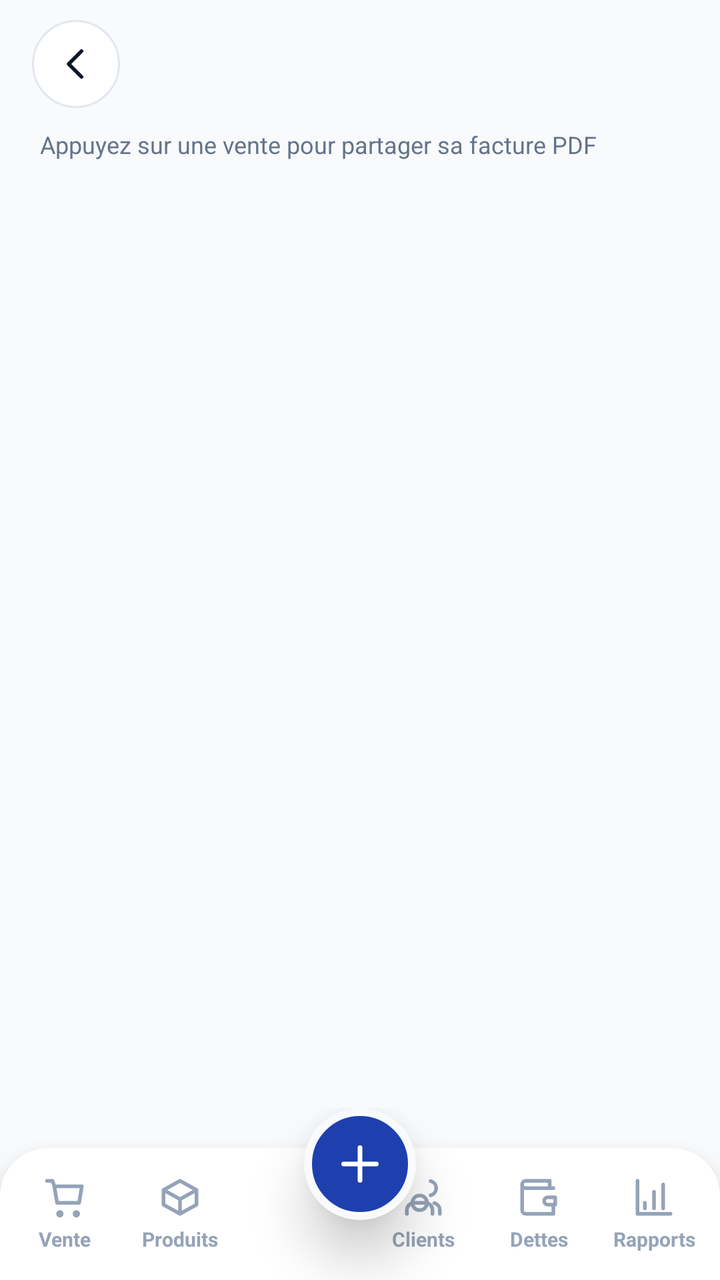
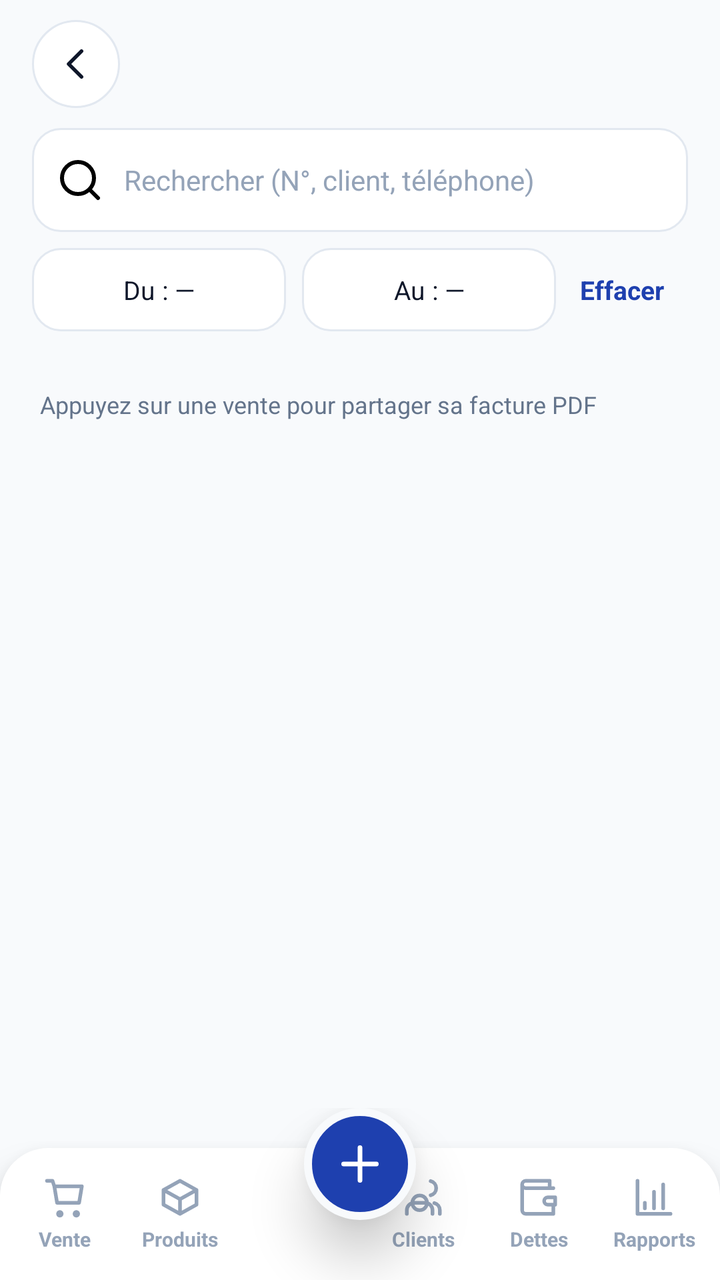

Two renders of the same Android screen: before a commit and after it. Below are the layout's source before the change and the commit's diff.
<!-- AndroidManifest.xml: application theme Theme.AfriComptaPlus -->
<!-- res/layout/activity_sale_history.xml -->
<?xml version="1.0" encoding="utf-8"?>
<LinearLayout xmlns:android="http://schemas.android.com/apk/res/android"
    android:layout_width="match_parent" android:layout_height="match_parent"
    android:orientation="vertical" android:background="@color/surface">

    <include layout="@layout/view_topbar"/>

    <TextView android:layout_width="wrap_content" android:layout_height="wrap_content"
        android:layout_marginStart="20dp" android:layout_marginBottom="8dp"
        android:text="Appuyez sur une vente pour partager sa facture PDF"
        android:textColor="@color/text_secondary" android:textSize="12sp"/>

    <FrameLayout android:layout_width="match_parent" android:layout_height="0dp" android:layout_weight="1">
        <androidx.recyclerview.widget.RecyclerView android:id="@+id/rvSaleHistory"
            android:layout_width="match_parent" android:layout_height="match_parent"
            android:clipToPadding="false" android:paddingStart="16dp" android:paddingEnd="16dp"
            android:paddingBottom="12dp" android:overScrollMode="never"/>
        <TextView android:id="@+id/tvEmpty"
            android:layout_width="wrap_content" android:layout_height="wrap_content"
            android:layout_gravity="center" android:text="Aucune vente pour le moment."
            android:textColor="@color/text_secondary" android:textSize="14sp" android:visibility="gone"/>
    </FrameLayout>

    <include layout="@layout/view_bottom_nav"/>
</LinearLayout>
<!-- res/layout/view_topbar.xml (included above) -->
<?xml version="1.0" encoding="utf-8"?>
<LinearLayout xmlns:android="http://schemas.android.com/apk/res/android"
    android:id="@+id/topBar"
    android:layout_width="match_parent" android:layout_height="64dp"
    android:orientation="horizontal" android:gravity="center_vertical"
    android:paddingStart="16dp" android:paddingEnd="16dp"
    android:background="@color/surface">

    <ImageView android:id="@+id/btnBack"
        android:layout_width="44dp" android:layout_height="44dp"
        android:background="@drawable/bg_circle_btn" android:padding="11dp"
        android:src="@drawable/ic_back" android:tint="@color/text_primary"
        android:contentDescription="Retour" android:clickable="true" android:focusable="true"/>

    <TextView android:id="@+id/tvScreenTitle"
        android:layout_width="0dp" android:layout_height="wrap_content"
        android:layout_weight="1" android:layout_marginStart="14dp"
        android:text="" android:textColor="@color/text_primary"
        android:textSize="22sp" android:textStyle="bold" android:singleLine="true"/>

    <LinearLayout android:id="@+id/btnTopAction"
        android:layout_width="wrap_content" android:layout_height="42dp"
        android:orientation="horizontal" android:gravity="center"
        android:paddingStart="16dp" android:paddingEnd="18dp"
        android:background="@drawable/bg_btn_primary" android:visibility="gone"
        android:clickable="true" android:focusable="true">
        <ImageView android:id="@+id/ivTopAction" android:layout_width="16dp" android:layout_height="16dp"
            android:src="@drawable/ic_plus" android:tint="@color/white"/>
        <TextView android:id="@+id/tvTopAction"
            android:layout_width="wrap_content" android:layout_height="wrap_content"
            android:layout_marginStart="6dp" android:text="Ajouter"
            android:textColor="@color/white" android:textSize="13sp" android:textStyle="bold"/>
    </LinearLayout>
</LinearLayout>
<!-- res/layout/view_bottom_nav.xml (included above) -->
<?xml version="1.0" encoding="utf-8"?>
<FrameLayout xmlns:android="http://schemas.android.com/apk/res/android"
    android:id="@+id/bottomNav"
    android:layout_width="match_parent" android:layout_height="86dp">

    <LinearLayout android:layout_width="match_parent" android:layout_height="66dp"
        android:layout_gravity="bottom" android:orientation="horizontal"
        android:background="@drawable/bg_sticky_bottom" android:elevation="12dp"
        android:paddingStart="4dp" android:paddingEnd="4dp">
        <LinearLayout android:id="@+id/navSale" android:layout_width="0dp" android:layout_height="match_parent"
            android:layout_weight="1" android:layout_margin="6dp" android:gravity="center" android:orientation="vertical"
            android:background="?attr/selectableItemBackgroundBorderless" android:clickable="true" android:focusable="true">
            <ImageView android:id="@+id/navSaleIcon" android:layout_width="22dp" android:layout_height="22dp"
                android:src="@drawable/ic_cart" android:tint="@color/nav_item"/>
            <TextView android:id="@+id/navSaleLabel" android:layout_width="wrap_content" android:layout_height="wrap_content"
                android:layout_marginTop="3dp" android:text="Vente" android:textSize="10sp" android:textStyle="bold"
                android:textColor="@color/nav_item"/>
        </LinearLayout>
        <LinearLayout android:id="@+id/navProducts" android:layout_width="0dp" android:layout_height="match_parent"
            android:layout_weight="1" android:layout_margin="6dp" android:gravity="center" android:orientation="vertical"
            android:background="?attr/selectableItemBackgroundBorderless" android:clickable="true" android:focusable="true">
            <ImageView android:id="@+id/navProductsIcon" android:layout_width="22dp" android:layout_height="22dp"
                android:src="@drawable/ic_box" android:tint="@color/nav_item"/>
            <TextView android:id="@+id/navProductsLabel" android:layout_width="wrap_content" android:layout_height="wrap_content"
                android:layout_marginTop="3dp" android:text="Produits" android:textSize="10sp" android:textStyle="bold"
                android:textColor="@color/nav_item"/>
        </LinearLayout>
        <View android:layout_width="64dp" android:layout_height="match_parent"/>
        <LinearLayout android:id="@+id/navClients" android:layout_width="0dp" android:layout_height="match_parent"
            android:layout_weight="1" android:layout_margin="6dp" android:gravity="center" android:orientation="vertical"
            android:background="?attr/selectableItemBackgroundBorderless" android:clickable="true" android:focusable="true">
            <ImageView android:id="@+id/navClientsIcon" android:layout_width="22dp" android:layout_height="22dp"
                android:src="@drawable/ic_users" android:tint="@color/nav_item"/>
            <TextView android:id="@+id/navClientsLabel" android:layout_width="wrap_content" android:layout_height="wrap_content"
                android:layout_marginTop="3dp" android:text="Clients" android:textSize="10sp" android:textStyle="bold"
                android:textColor="@color/nav_item"/>
        </LinearLayout>
        <LinearLayout android:id="@+id/navDebts" android:layout_width="0dp" android:layout_height="match_parent"
            android:layout_weight="1" android:layout_margin="6dp" android:gravity="center" android:orientation="vertical"
            android:background="?attr/selectableItemBackgroundBorderless" android:clickable="true" android:focusable="true">
            <ImageView android:id="@+id/navDebtsIcon" android:layout_width="22dp" android:layout_height="22dp"
                android:src="@drawable/ic_wallet" android:tint="@color/nav_item"/>
            <TextView android:id="@+id/navDebtsLabel" android:layout_width="wrap_content" android:layout_height="wrap_content"
                android:layout_marginTop="3dp" android:text="Dettes" android:textSize="10sp" android:textStyle="bold"
                android:textColor="@color/nav_item"/>
        </LinearLayout>
        <LinearLayout android:id="@+id/navReports" android:layout_width="0dp" android:layout_height="match_parent"
            android:layout_weight="1" android:layout_margin="6dp" android:gravity="center" android:orientation="vertical"
            android:background="?attr/selectableItemBackgroundBorderless" android:clickable="true" android:focusable="true">
            <ImageView android:id="@+id/navReportsIcon" android:layout_width="22dp" android:layout_height="22dp"
                android:src="@drawable/ic_chart" android:tint="@color/nav_item"/>
            <TextView android:id="@+id/navReportsLabel" android:layout_width="wrap_content" android:layout_height="wrap_content"
                android:layout_marginTop="3dp" android:text="Rapports" android:textSize="10sp" android:textStyle="bold"
                android:textColor="@color/nav_item"/>
        </LinearLayout>
    </LinearLayout>

    <ImageButton android:id="@+id/navFab" android:layout_width="56dp" android:layout_height="56dp"
        android:layout_gravity="top|center_horizontal" android:elevation="16dp"
        android:background="@drawable/bg_fab" android:src="@drawable/ic_plus" android:tint="@color/white"
        android:contentDescription="Actions rapides" android:padding="14dp" android:scaleType="fitCenter"/>
</FrameLayout>
<!-- resources referenced by this layout -->
<resources>
  <color name="surface">#F8FAFC</color>
  <color name="text_primary">#0F172A</color>
  <color name="text_secondary">#64748B</color>
  <color name="white">#FFFFFF</color>
  <!-- drawable bg_btn_primary (drawable) -->
  <?xml version="1.0" encoding="utf-8"?>
  <ripple xmlns:android="http://schemas.android.com/apk/res/android" android:color="#33FFFFFF">
      <item><shape android:shape="rectangle"><solid android:color="@color/primary"/><corners android:radius="28dp"/></shape></item>
  </ripple>
  <!-- drawable bg_circle_btn (drawable) -->
  <?xml version="1.0" encoding="utf-8"?>
  <shape xmlns:android="http://schemas.android.com/apk/res/android" android:shape="oval">
      <solid android:color="@color/white"/>
      <stroke android:width="1dp" android:color="@color/border"/>
  </shape>
  <!-- drawable bg_fab (drawable) -->
  <?xml version="1.0" encoding="utf-8"?>
  <shape xmlns:android="http://schemas.android.com/apk/res/android" android:shape="oval">
      <solid android:color="@color/primary"/>
      <stroke android:width="4dp" android:color="@color/surface"/>
  </shape>
  <!-- drawable bg_sticky_bottom (drawable) -->
  <?xml version="1.0" encoding="utf-8"?>
  <shape xmlns:android="http://schemas.android.com/apk/res/android" android:shape="rectangle">
      <solid android:color="@color/white"/>
      <corners android:topLeftRadius="24dp" android:topRightRadius="24dp"/>
  </shape>
  <!-- drawable ic_back (drawable) -->
  <?xml version="1.0" encoding="utf-8"?>
  <vector xmlns:android="http://schemas.android.com/apk/res/android"
      android:width="24dp" android:height="24dp" android:viewportWidth="24" android:viewportHeight="24">
      <path android:pathData="M15,5L8,12L15,19" android:strokeColor="#FF000000" android:strokeWidth="2"
          android:strokeLineCap="round" android:strokeLineJoin="round" android:fillColor="#00000000"/>
  </vector>
  <color name="primary">#1E40AF</color>
  <color name="border">#E2E8F0</color>
  <color name="primary_dark">#1E3A8A</color>
  <color name="accent">#F97316</color>
  <style name="AppEditText" parent="Widget.AppCompat.EditText">
          <item name="android:background">@drawable/bg_input</item>
          <item name="android:textSize">14sp</item>
          <item name="android:textColor">@color/text_primary</item>
          <item name="android:textColorHint">@color/text_hint</item>
          <item name="android:minHeight">52dp</item>
      </style>
  <style name="AppDialog" parent="Theme.MaterialComponents.Light.Dialog.Alert">
          <item name="colorPrimary">@color/primary</item>
          <item name="colorAccent">@color/primary</item>
          <item name="android:textColorPrimary">@color/text_primary</item>
      </style>
  <!-- drawable bg_input (drawable) -->
  <?xml version="1.0" encoding="utf-8"?>
  <shape xmlns:android="http://schemas.android.com/apk/res/android" android:shape="rectangle">
      <solid android:color="@color/white"/>
      <stroke android:width="1dp" android:color="@color/border"/>
      <corners android:radius="14dp"/>
      <padding android:left="14dp" android:right="14dp" android:top="12dp" android:bottom="12dp"/>
  </shape>
  <color name="text_hint">#94A3B8</color>
  <!-- unchanged entries left out for length: 7 -->
</resources>

<!-- the commit's change to res/layout/activity_sale_history.xml (unified diff, before → after) -->
@@ -4,6 +4,12 @@
     android:orientation="vertical" android:background="@color/surface">
 
     <include layout="@layout/view_topbar"/>
+
+    <include layout="@layout/view_filter_bar"/>
+
+    <TextView android:id="@+id/tvSummary" android:layout_width="wrap_content" android:layout_height="wrap_content"
+        android:layout_marginStart="20dp" android:layout_marginBottom="4dp"
+        android:textColor="@color/text_primary" android:textSize="12sp" android:textStyle="bold"/>
 
     <TextView android:layout_width="wrap_content" android:layout_height="wrap_content"
         android:layout_marginStart="20dp" android:layout_marginBottom="8dp"
@@ -56,6 +62,31 @@
             android:layout_width="wrap_content" android:layout_height="wrap_content"
             android:layout_marginStart="6dp" android:text="Ajouter"
             android:textColor="@color/white" android:textSize="13sp" android:textStyle="bold"/>
+    </LinearLayout>
+</LinearLayout>
+<!-- res/layout/view_filter_bar.xml (included above) -->
+<?xml version="1.0" encoding="utf-8"?>
+<LinearLayout xmlns:android="http://schemas.android.com/apk/res/android"
+    android:layout_width="match_parent" android:layout_height="wrap_content"
+    android:orientation="vertical" android:paddingStart="16dp" android:paddingEnd="16dp"
+    android:paddingBottom="8dp">
+    <EditText android:id="@+id/etSearch" style="@style/AppEditText"
+        android:layout_width="match_parent" android:layout_height="wrap_content"
+        android:hint="Rechercher (N°, client, téléphone)" android:singleLine="true"
+        android:drawableStart="@drawable/ic_search" android:drawablePadding="10dp"
+        android:padding="12dp" android:imeOptions="actionSearch"/>
+    <LinearLayout android:layout_width="match_parent" android:layout_height="wrap_content"
+        android:layout_marginTop="8dp" android:orientation="horizontal" android:gravity="center_vertical">
+        <TextView android:id="@+id/tvFrom" android:layout_width="0dp" android:layout_height="wrap_content"
+            android:layout_weight="1" android:background="@drawable/bg_input" android:padding="12dp"
+            android:gravity="center" android:text="Du : —" android:textColor="@color/text_primary" android:textSize="13sp"/>
+        <TextView android:id="@+id/tvTo" android:layout_width="0dp" android:layout_height="wrap_content"
+            android:layout_weight="1" android:layout_marginStart="8dp" android:background="@drawable/bg_input"
+            android:padding="12dp" android:gravity="center" android:text="Au : —"
+            android:textColor="@color/text_primary" android:textSize="13sp"/>
+        <TextView android:id="@+id/tvClearFilter" android:layout_width="wrap_content" android:layout_height="wrap_content"
+            android:padding="12dp" android:text="Effacer" android:textColor="@color/primary"
+            android:textSize="13sp" android:textStyle="bold"/>
     </LinearLayout>
 </LinearLayout>
 <!-- res/layout/view_bottom_nav.xml (included above) -->
<!-- resource entries referenced after the edit -->
@@ -34,6 +34,13 @@
       <path android:pathData="M15,5L8,12L15,19" android:strokeColor="#FF000000" android:strokeWidth="2"
           android:strokeLineCap="round" android:strokeLineJoin="round" android:fillColor="#00000000"/>
   </vector>
+  <!-- drawable ic_search (drawable) -->
+  <?xml version="1.0" encoding="utf-8"?>
+  <vector xmlns:android="http://schemas.android.com/apk/res/android"
+      android:width="24dp" android:height="24dp" android:viewportWidth="24" android:viewportHeight="24">
+      <path android:pathData="M11,11m-8,0a8,8 0 1,0 16,0a8,8 0 1,0 -16,0 M21,21l-4.3,-4.3" android:strokeColor="#FF000000" android:strokeWidth="2"
+          android:strokeLineCap="round" android:strokeLineJoin="round" android:fillColor="#00000000"/>
+  </vector>
   <color name="primary">#1E40AF</color>
   <color name="border">#E2E8F0</color>
   <color name="primary_dark">#1E3A8A</color>
